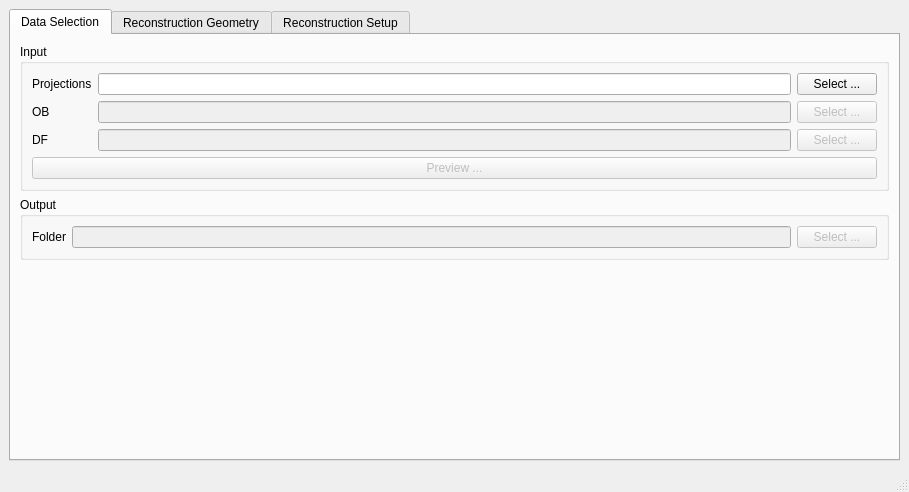
Qt form src/ui/main_application.ui (ornlneutronimaging/pyMBIR_UI) before a commit.
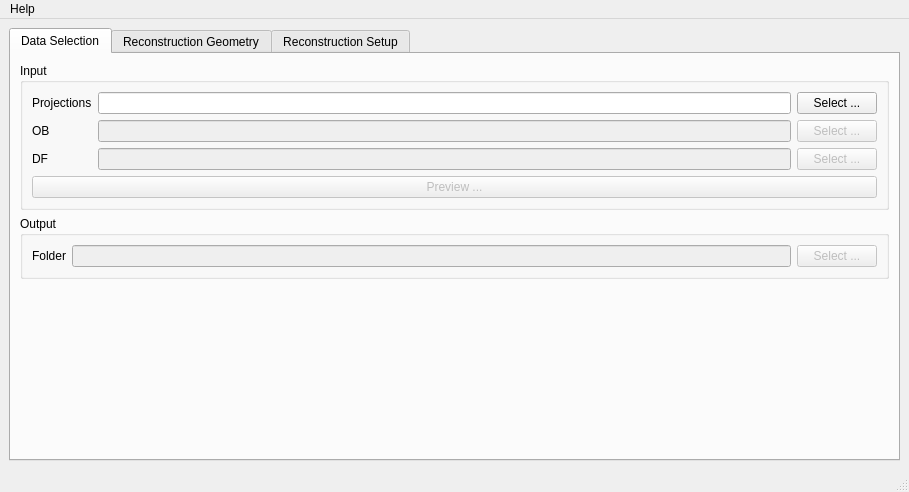
The same form after that commit. Icons and pictures are not drawn.

Patch:
```diff
--- a/src/ui/main_application.ui
+++ b/src/ui/main_application.ui
@@ -197,6 +197,13 @@
      <height>24</height>
     </rect>
    </property>
+   <widget class="QMenu" name="menuHelp">
+    <property name="title">
+     <string>Help</string>
+    </property>
+    <addaction name="actionLog_2"/>
+   </widget>
+   <addaction name="menuHelp"/>
   </widget>
   <action name="actionSelect_new_instrument">
    <property name="enabled">
```
Left out of the diff: 214 changed lines with no effect on the pictures.
